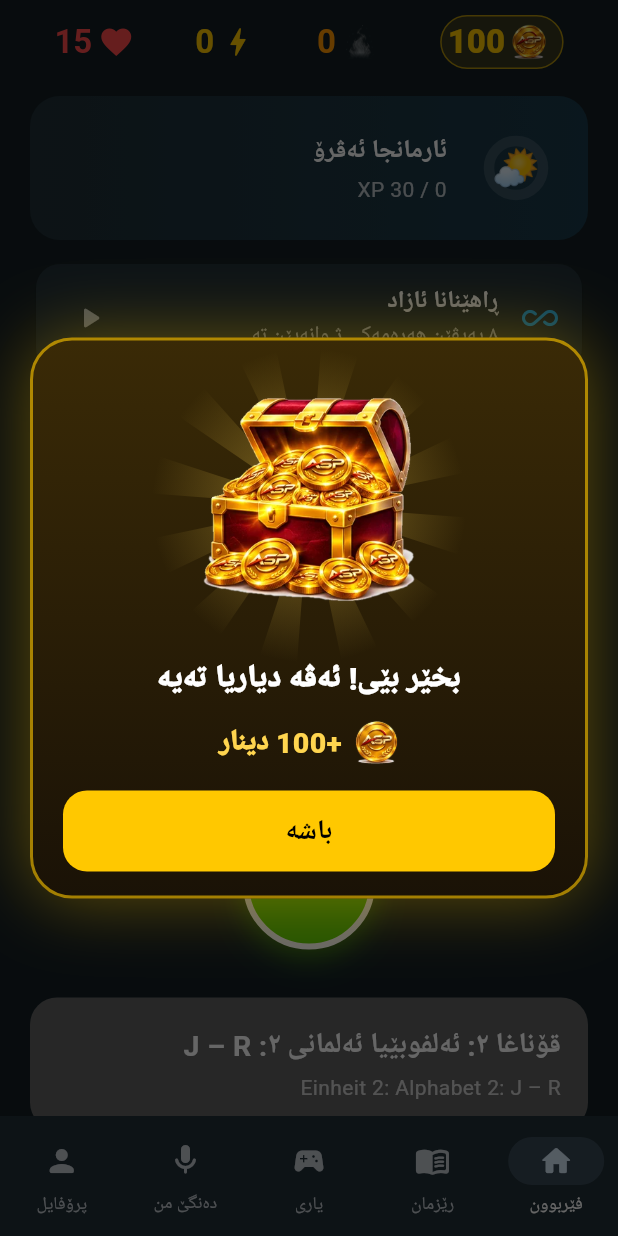
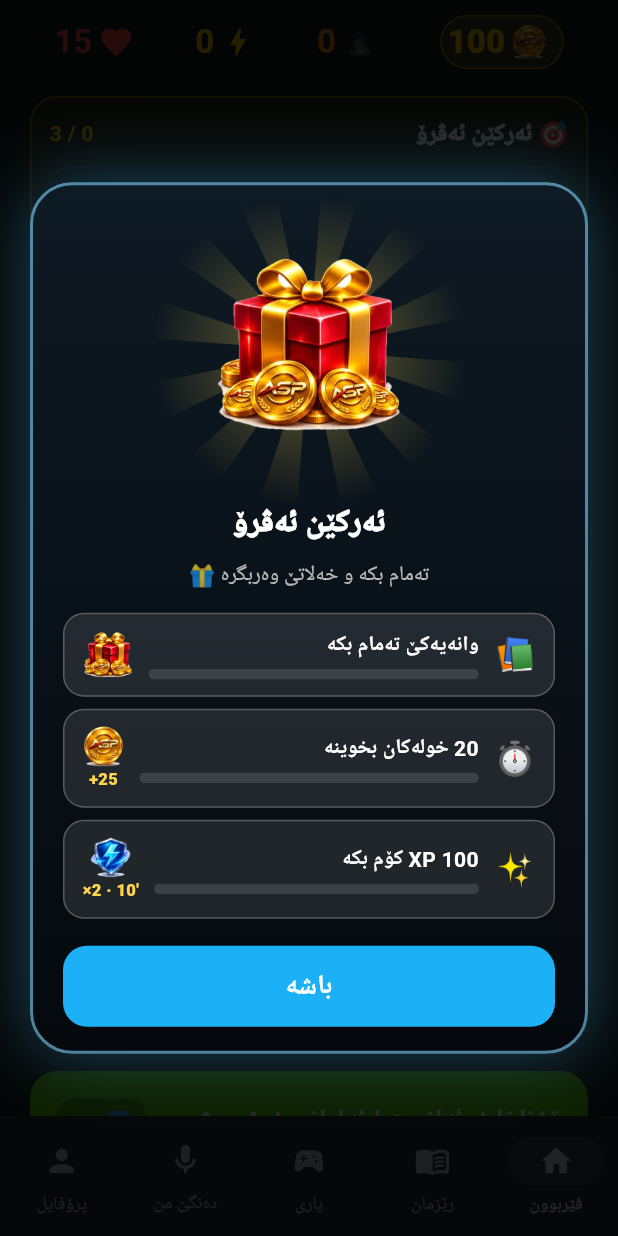
Before and after one commit to asp-kurd/asp-kurd.github.io, a Flutter app: the HomeScreen screen opened directly, on a phone screen of 412 x 824 dp. Run offline on Flutter 3.47's test engine with Material 3 defaults, Android fonts, the phone set to English and light mode, and no system bars; our stand-ins replace audioplayers, file_picker, flutter_tts, hive_flutter, share_plus, shared_preferences and 1 more; missing offline and left inert: dart:js_interop, record; accounts and stored records are empty; network calls fail.

Commit message:
Daily random quests (3/day, random rewards, surprise gifts); shop shows only received rewards and purchases
Co-Authored-By: Claude Opus 5.5 <noreply@anthropic.com>
Claude-Session: https://claude.ai/code/session_018vDg15ZkjfP2zMV728vYuP

```diff
--- a/lib/screens/home_screen.dart
+++ b/lib/screens/home_screen.dart
@@ -53,6 +53,7 @@ class _HomeScreenState extends State<HomeScreen> {
         WidgetsBinding.instance.addPostFrameCallback((_) {
           if (!mounted || !(ModalRoute.of(context)?.isCurrent ?? false)) return;
           applyAdminGifts();
+          RewardsService.instance.ensureQuests(); // 🎯 رۆژا نوو ➔ ٣ ئەرکێن نوو
           if (RewardsService.instance.pending.isNotEmpty && progress.streakEvent == null) showPendingRewards(context);
         });
         if (progress.streakEvent != null) {
@@ -203,6 +204,7 @@ class _LearnPath extends StatelessWidget {
             ),
           ),
         const TeacherTaskCards(),
+        const QuestsCard(),
         _dailyGoalCard(p),
         const SizedBox(height: 12),
         if (p.dueConcepts.isNotEmpty)
--- a/lib/screens/widgets/reward_fx.dart
+++ b/lib/screens/widgets/reward_fx.dart
@@ -467,6 +467,7 @@ Future<void> _showEvent(BuildContext context, RewardEvent ev) {
     FxKind.streakSaved => const ShatterAnim(),
     FxKind.streakLost => const SmokeAnim(),
     FxKind.reward => _rewardArt(ev),
+    FxKind.quests => const _Pop(child: Image(image: AssetImage('$_fx/gift.webp'), width: 130, height: 130)),
   };
   if (ev.fx == FxKind.reward) Sfx.done();
   return showGeneralDialog(
@@ -506,6 +507,12 @@ Future<void> _showEvent(BuildContext context, RewardEvent ev) {
                   textAlign: TextAlign.center,
                   style: const TextStyle(fontSize: 21, fontWeight: FontWeight.w900, color: Colors.white, height: 1.4)),
               const SizedBox(height: 10),
+              if (ev.fx == FxKind.quests) ...[
+                Text(tr(n, 'تەمام بکە و خەلاتێ وەربگرە 🎁', 'Schaffe sie und hol dir die Belohnung 🎁', 'Finish them to win rewards 🎁'),
+                    textAlign: TextAlign.center, style: const TextStyle(color: Colors.white70)),
+                const SizedBox(height: 10),
+                const QuestList(dark: true),
+              ],
               for (final r in ev.rewards)
                 Padding(
                   padding: const EdgeInsets.symmetric(vertical: 3),
@@ -688,3 +695,111 @@ class StreakFlame extends StatelessWidget {
     ]);
   }
 }
+
+
+/// 🎯 لیستا ئەرکێن ئەڤرۆ: پێشکەفتن + خەلات (یان 🎁 ? ئەگەر ڤەشارتی بیت)
+class QuestList extends StatelessWidget {
+  final bool dark;
+  const QuestList({super.key, this.dark = false});
+
+  @override
+  Widget build(BuildContext context) {
+    final r = RewardsService.instance;
+    final n = ProgressService.instance.nativeLang;
+    return ListenableBuilder(
+      listenable: r,
+      builder: (_, __) => Column(children: [
+        for (final q in r.quests)
+          Container(
+            margin: const EdgeInsets.symmetric(vertical: 4),
+            padding: const EdgeInsets.symmetric(horizontal: 12, vertical: 10),
+            decoration: BoxDecoration(
+              color: q.done ? AppColors.green.withValues(alpha: 0.18) : (dark ? Colors.white10 : AppColors.card),
+              borderRadius: BorderRadius.circular(14),
+              border: Border.all(color: q.done ? AppColors.green : (dark ? Colors.white24 : AppColors.fg12)),
+            ),
+            child: Row(children: [
+              Text(q.done ? '✅' : q.emoji, style: const TextStyle(fontSize: 22)),
+              const SizedBox(width: 10),
+              Expanded(
+                child: Column(crossAxisAlignment: CrossAxisAlignment.start, children: [
+                  Text(q.title(n),
+                      style: TextStyle(fontWeight: FontWeight.bold, color: dark ? Colors.white : AppColors.fg)),
+                  const SizedBox(height: 5),
+                  ClipRRect(
+                    borderRadius: BorderRadius.circular(6),
+                    child: LinearProgressIndicator(
+                      value: q.done ? 1 : (r.questValue(q.kind) / q.target).clamp(0.0, 1.0),
+                      minHeight: 7,
+                      color: q.done ? AppColors.green : AppColors.gold,
+                      backgroundColor: dark ? Colors.white12 : AppColors.fg10,
+                    ),
+                  ),
+                ]),
+              ),
+              const SizedBox(width: 10),
+              _rewardChip(q, n),
+            ]),
+          ),
+      ]),
+    );
+  }
+
+  Widget _rewardChip(DailyQuest q, AppLanguage n) {
+    if (q.surprise && !q.done) {
+      return Image.asset('$_fx/gift.webp', width: 34, height: 34);
+    }
+    final r = q.reward;
+    return Column(mainAxisSize: MainAxisSize.min, children: [
+      Image.asset(
+          switch (r.kind) {
+            RewardKind.dinar => '$_fx/coin_s.webp',
+            RewardKind.boost => '$_fx/${r.amount >= 3 ? 'boost_gold' : 'boost_blue'}.webp',
+            RewardKind.freeze => '$_fx/freeze_cube.webp',
+          },
+          width: 28,
+          height: 28),
+      Text(
+        switch (r.kind) {
+          RewardKind.dinar => '+${r.amount}',
+          RewardKind.boost => '×${r.amount} · ${r.minutes}′',
+          RewardKind.freeze => '🧊',
+        },
+        textDirection: TextDirection.ltr,
+        style: TextStyle(fontSize: 11, fontWeight: FontWeight.w900, color: dark ? const Color(0xFFFFD54F) : AppColors.goldText),
+      ),
+    ]);
+  }
+}
+
+/// کارتا ئەرکێن ئەڤرۆ ل ماڵێ
+class QuestsCard extends StatelessWidget {
+  const QuestsCard({super.key});
+
+  @override
+  Widget build(BuildContext context) {
+    final r = RewardsService.instance;
+    final n = ProgressService.instance.nativeLang;
+    if (r.quests.isEmpty) return const SizedBox.shrink();
+    final done = r.quests.where((q) => q.done).length;
+    return Container(
+      margin: const EdgeInsets.only(bottom: 12),
+      padding: const EdgeInsets.all(12),
+      decoration: BoxDecoration(
+        color: AppColors.gold.withValues(alpha: 0.08),
+        borderRadius: BorderRadius.circular(18),
+        border: Border.all(color: AppColors.gold.withValues(alpha: 0.5)),
+      ),
+      child: Column(crossAxisAlignment: CrossAxisAlignment.stretch, children: [
+        Row(children: [
+          Text('🎯 ${tr(n, 'ئەرکێن ئەڤرۆ', 'Heutige Aufgaben', "Today's tasks")}',
+              style: const TextStyle(fontWeight: FontWeight.w900, fontSize: 16)),
+          const Spacer(),
+          Text('$done / ${r.quests.length}', style: TextStyle(fontWeight: FontWeight.bold, color: AppColors.goldText)),
+        ]),
+        const SizedBox(height: 6),
+        const QuestList(),
+      ]),
+    );
+  }
+}
--- a/lib/services/rewards_service.dart
+++ b/lib/services/rewards_service.dart
@@ -1,4 +1,5 @@
 import 'dart:convert';
+import 'dart:math';
 
 import 'package:flutter/foundation.dart';
 import 'package:shared_preferences/shared_preferences.dart';
@@ -35,7 +36,7 @@ class Reward {
 }
 
 /// رووداوەک بۆ نیشاندانێ (دیالۆگ + فڕینا دیناران / ئەنیمەیشن)
-enum FxKind { reward, freezeBought, streakSaved, streakLost }
+enum FxKind { reward, freezeBought, streakSaved, streakLost, quests }
 
 class RewardEvent {
   final FxKind fx;
@@ -43,6 +44,49 @@ class RewardEvent {
   final List<Reward> rewards;
   RewardEvent(this.fx, this.emoji, this.ku, this.de, this.en, [this.rewards = const []]);
   String title(AppLanguage n) => tr(n, ku, de, en);
+}
+
+/// 🎯 ئەرکێن رۆژانە: هەر رۆژ ٣ ئەرکێن هەڕەمەکی ب خەلاتێن هەڕەمەکی (بۆ هەر کەسەکی یێن جودا)
+class DailyQuest {
+  final String kind; // min | les | cmb | xp | acc | per
+  final int target;
+  final Reward reward;
+  final bool surprise; // خەلات ڤەشارتییە هەتا تەمام دبیت 🎁
+  bool done;
+  DailyQuest(this.kind, this.target, this.reward, this.surprise, this.done);
+
+  Map<String, dynamic> toJson() => {
+        'k': kind,
+        'n': target,
+        'rt': reward.kind.name,
+        'ra': reward.amount,
+        'rm': reward.minutes,
+        's': surprise,
+        'd': done,
+      };
+
+  static DailyQuest fromJson(Map<String, dynamic> j) {
+    final a = (j['ra'] as num?)?.toInt() ?? 5, m = (j['rm'] as num?)?.toInt() ?? 0;
+    final r = switch (j['rt']) {
+      'boost' => Reward.boost(a, m),
+      'freeze' => const Reward.freeze(),
+      _ => Reward.dinar(a),
+    };
+    return DailyQuest('${j['k']}', (j['n'] as num).toInt(), r, j['s'] == true, j['d'] == true);
+  }
+
+  String title(AppLanguage n) => switch (kind) {
+        'min' => tr(n, '$target خولەکان بخوینە', '$target Minuten lernen', 'Study $target minutes'),
+        'les' => target == 1
+            ? tr(n, 'وانەیەکێ تەمام بکە', 'Eine Lektion abschließen', 'Finish a lesson')
+            : tr(n, '$target وانەیان تەمام بکە', '$target Lektionen abschließen', 'Finish $target lessons'),
+        'cmb' => tr(n, '$target بەرسڤێن دروست ل دویف ئێک', '$target richtige am Stück', '$target correct in a row'),
+        'xp' => tr(n, '$target XP کۆم بکە', '$target XP sammeln', 'Earn $target XP'),
+        'acc' => tr(n, 'وانەیەکێ ب ٨٥٪+ تەمام بکە', 'Eine Lektion mit 85 %+', 'A lesson with 85%+'),
+        _ => tr(n, 'وانەیەکێ بێ خەلەتی (١٠٠٪)', 'Eine Lektion fehlerfrei', 'A flawless lesson'),
+      };
+
+  String get emoji => switch (kind) { 'min' => '⏱️', 'les' => '📚', 'cmb' => '⚡', 'xp' => '✨', 'acc' => '🎯', _ => '💎' };
 }
 
 class RewardsService extends ChangeNotifier {
@@ -61,6 +105,7 @@ class RewardsService extends ChangeNotifier {
   int xpGoal = 0; // 0 = نینە
   int _boostUntil = 0, _boostMult = 1;
   final List<RewardEvent> pending = [];
+  List<DailyQuest> quests = [];
 
   /// تۆمارا دویماهیێ (بۆ دووکانێ)
   List<String> log = [];
@@ -74,6 +119,8 @@ class RewardsService extends ChangeNotifier {
     _boostUntil = _p.getInt('boost_until') ?? 0;
     _boostMult = _p.getInt('boost_mult') ?? 1;
     log = _p.getStringList('dinar_log') ?? [];
+    _loadQuests();
+    ensureQuests();
     if (!(_p.getBool('dinar_init') ?? false)) {
       await _p.setBool('dinar_init', true);
       await _addDinar(welcomeGift, '🎁 دیاریا دەستپێکێ');
@@ -90,6 +137,7 @@ class RewardsService extends ChangeNotifier {
     xpGoal = _p.getInt('xp_goal') ?? xpGoal;
     _boostUntil = _p.getInt('boost_until') ?? _boostUntil;
     _boostMult = _p.getInt('boost_mult') ?? _boostMult;
+    _loadQuests();
     notifyListeners();
   }
 
@@ -120,6 +168,12 @@ class RewardsService extends ChangeNotifier {
     notifyListeners();
   }
 
+  Future<void> _logLine(String t) async {
+    final d = DateTime.now();
+    log = ['${d.month}/${d.day} $t', ...log].take(30).toList();
+    await _p.setStringList('dinar_log', log);
+  }
+
   Future<void> grant(List<Reward> rewards, String why) async {
     for (final r in rewards) {
       switch (r.kind) {
@@ -127,9 +181,11 @@ class RewardsService extends ChangeNotifier {
           await _addDinar(r.amount, why);
         case RewardKind.boost:
           await _startBoost(r.amount, r.minutes);
+          await _logLine('+⚡×${r.amount} ${r.minutes}′ · $why');
         case RewardKind.freeze:
           freezes = (freezes + 1).clamp(0, maxFreezes);
           await _p.setInt('freezes', freezes);
+          await _logLine('+🧊 · $why');
           notifyListeners();
       }
     }
@@ -224,6 +280,7 @@ class RewardsService extends ChangeNotifier {
 
   // ───────── 🔔 رووداو ژ ProgressService / وانەیان ─────────
   Future<void> onCombo(int combo) async {
+    await _questTick('q_cmb', combo);
     if (combo == 10) {
       await _achieve('combo10', '⚡', '١٠ بەرسڤێن دروست ل دویف ئێک!', '10 richtige Antworten am Stück!', '10 correct in a row!',
           const [Reward.dinar(5), Reward.dinar(10)]);
@@ -248,6 +305,9 @@ class RewardsService extends ChangeNotifier {
     final perfects = lastDay == day ? (_p.getInt('rw_perfect') ?? 0) + (percent >= 100 ? 1 : 0) : (percent >= 100 ? 1 : 0);
     await _p.setInt('rw_perfect', perfects);
 
+    await _questTick('q_les', today);
+    if (percent >= 85) await _questTick('q_acc', 85);
+    if (percent >= 100) await _questTick('q_per', 100);
     if (today == 3) {
       await _achieve('lessons3', '📚', '٣ وانە ئەڤرۆ!', '3 Lektionen heute!', '3 lessons today!',
           const [Reward.dinar(10), Reward.dinar(15), Reward.boost(2, 5)]);
@@ -264,6 +324,7 @@ class RewardsService extends ChangeNotifier {
   }
 
   Future<void> onStudySeconds(int todaySeconds) async {
+    await _questTick('q_sec', todaySeconds);
     if (todaySeconds >= 600) {
       await _achieve('study10', '⏱️', '١٠ خولەک خواندن ئەڤرۆ!', '10 Minuten gelernt!', '10 minutes of study!',
           const [Reward.dinar(5), Reward.dinar(10)]);
@@ -271,6 +332,7 @@ class RewardsService extends ChangeNotifier {
   }
 
   Future<void> onXp({required int todayXp, required int oldTotal, required int newTotal, required List<int> treeXp}) async {
+    await _questTick('q_xp', todayXp);
     // 🌳 دار مەزن بوو (ئێک جار بۆ هەر قۆناغەکێ)
     for (var i = 1; i < treeXp.length; i++) {
       if (oldTotal < treeXp[i] && newTotal >= treeXp[i]) {
@@ -327,6 +389,84 @@ class RewardsService extends ChangeNotifier {
     notifyListeners();
   }
 
+  // ───────── 🎯 ئەرکێن رۆژانە ─────────
+  void _loadQuests() {
+    try {
+      final raw = _p.getString('quests');
+      quests = raw == null ? [] : [for (final e in jsonDecode(raw) as List) DailyQuest.fromJson(e as Map<String, dynamic>)];
+    } catch (_) {
+      quests = [];
+    }
+  }
+
+  Future<void> _saveQuests() => _p.setString('quests', jsonEncode([for (final q in quests) q.toJson()]));
+
+  /// هەر رۆژ جارا ئێکێ: ٣ ئەرکێن نوو (هەڕەمەکی) + دیالۆگ
+  void ensureQuests() {
+    if (!_ready || _p.getString('q_day') == _today) return;
+    final rng = Random(_seed ^ _today.hashCode);
+    const kinds = {
+      'min': [5, 10, 15, 20],
+      'les': [1, 2, 3],
+      'cmb': [5, 10, 15],
+      'xp': [50, 100, 150, 250],
+      'acc': [85],
+      'per': [100],
+    };
+    final keys = kinds.keys.toList()..shuffle(rng);
+    quests = [];
+    for (final k in keys.take(3)) {
+      final opts = kinds[k]!;
+      final lvl = rng.nextInt(opts.length);
+      final hard = (lvl + 1) / opts.length + (k == 'per' ? 0.6 : 0); // ئەرکێ زەحمەتتر ➔ خەلاتا مەزنتر
+      final roll = rng.nextDouble();
+      final Reward r;
+      if (roll < 0.55) {
+        const amounts = [5, 10, 15, 20, 25, 30];
+        r = Reward.dinar(amounts[(rng.nextInt(3) + (hard * 3).floor()).clamp(0, amounts.length - 1)]);
+      } else if (roll < 0.92) {
+        const mins = [10, 15, 20];
+        r = Reward.boost(rng.nextDouble() < 0.7 ? 2 : 3, mins[rng.nextInt(mins.length)]);
+      } else {
+        r = const Reward.freeze();
+      }
+      quests.add(DailyQuest(k, opts[lvl], r, rng.nextDouble() < 0.35, false));
+    }
+    _p.setString('q_day', _today);
+    for (final k in ['q_sec', 'q_xp', 'q_les', 'q_cmb', 'q_acc', 'q_per']) {
+      _p.setInt(k, 0);
+    }
+    _saveQuests();
+    pending.add(RewardEvent(FxKind.quests, '🎯', 'ئەرکێن ئەڤرۆ', 'Heutige Aufgaben', "Today's tasks"));
+    notifyListeners();
+  }
+
+  int questValue(String kind) => switch (kind) {
+        'min' => (_p.getInt('q_sec') ?? 0) ~/ 60,
+        'les' => _p.getInt('q_les') ?? 0,
+        'cmb' => _p.getInt('q_cmb') ?? 0,
+        'xp' => _p.getInt('q_xp') ?? 0,
+        'acc' => _p.getInt('q_acc') ?? 0,
+        _ => _p.getInt('q_per') ?? 0,
+      };
+
+  Future<void> _questTick(String key, int v, {bool max = true}) async {
+    ensureQuests();
+    final old = _p.getInt(key) ?? 0;
+    await _p.setInt(key, max ? (v > old ? v : old) : v);
+    var changed = false;
+    for (final q in quests) {
+      if (q.done || questValue(q.kind) < q.target) continue;
+      q.done = true;
+      changed = true;
+      await grant([q.reward], '🎯 ${q.title(AppLanguage.badini)}');
+      pending.add(RewardEvent(FxKind.reward, q.emoji, '✅ ${q.title(AppLanguage.badini)}', '✅ ${q.title(AppLanguage.german)}',
+          '✅ ${q.title(AppLanguage.english)}', [q.reward]));
+    }
+    if (changed) await _saveQuests();
+    notifyListeners();
+  }
+
   RewardEvent? takeEvent() => pending.isEmpty ? null : pending.removeAt(0);
 }
 
```
Also changed, not shown: lib/screens/shop_screen.dart (+19 -27 lines).
